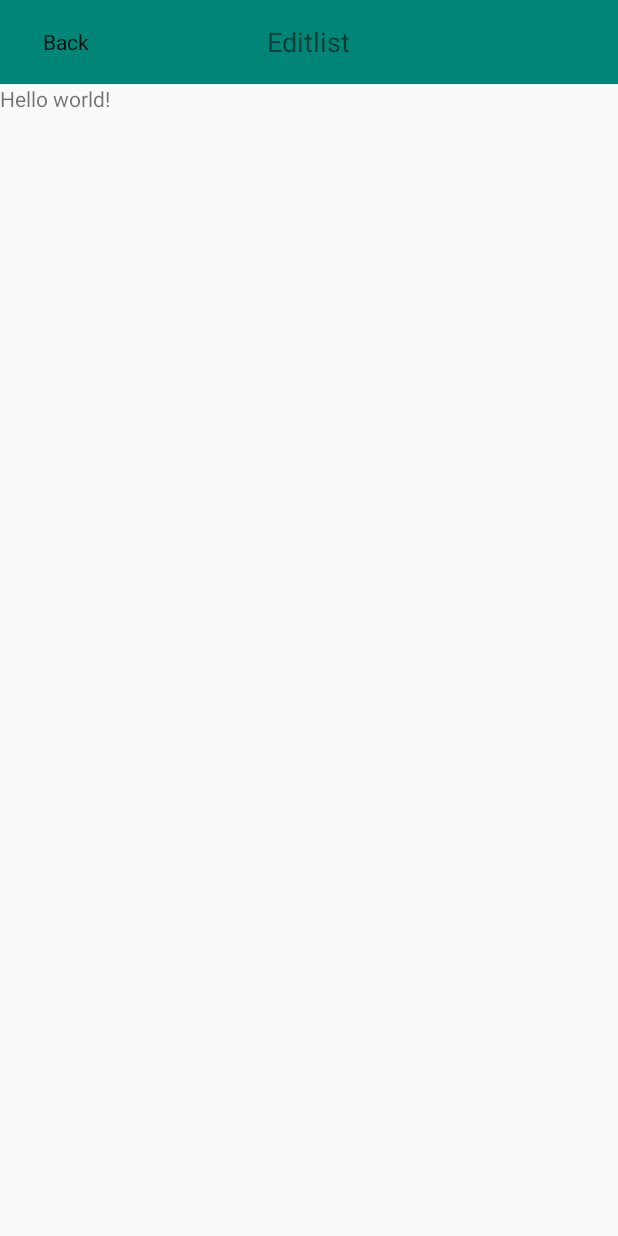
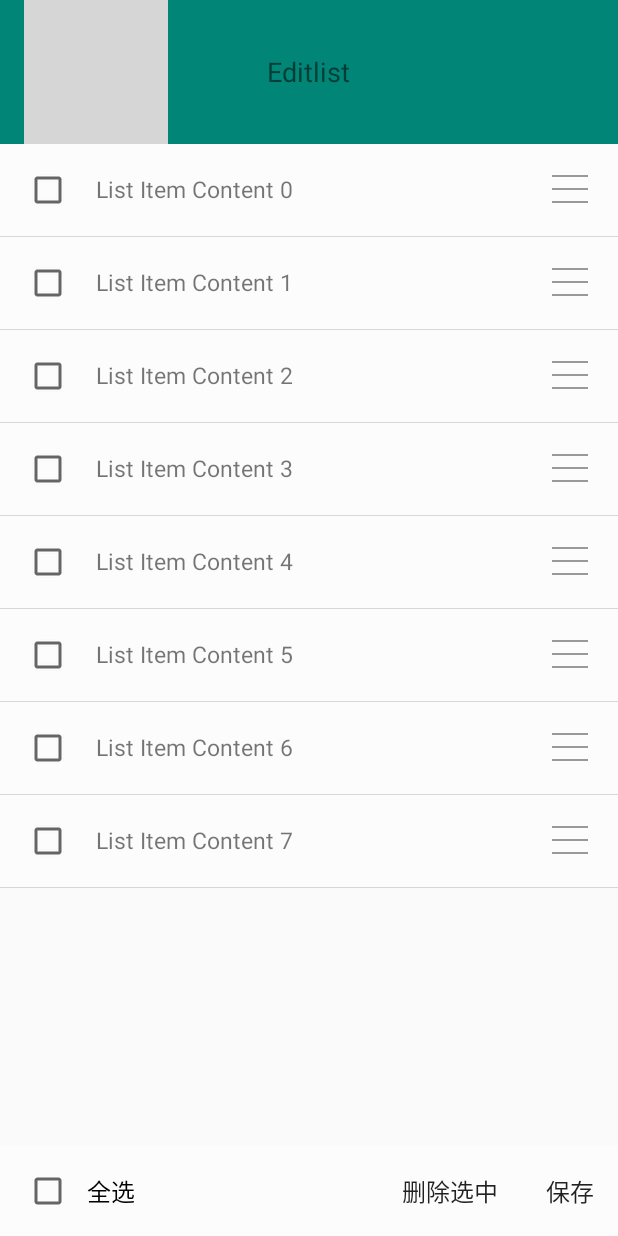
Before and after one commit to ghplove/DragSortListView, an Android app: the screen it shows after launch (EditlistActivity), after a tap on "EDIT", on a phone screen of 412 x 824 dp. Run offline under Robolectric (Android 15) with nearby library versions, the phone set to English and light mode, and no system bars; our stand-ins replace ButterKnife; grey boxes are pictures that could not be loaded.

Commit message:
add EditListActivity

```diff
--- a/app/src/main/java/com/lr/ghp/dragsortlistview/activity/EditlistActivity.java
+++ b/app/src/main/java/com/lr/ghp/dragsortlistview/activity/EditlistActivity.java
@@ -8,6 +8,12 @@ import android.view.MenuItem;
 import android.widget.Button;
 
 import com.lr.ghp.dragsortlistview.R;
+import com.lr.ghp.dragsortlistview.adapter.EditListAdapter;
+import com.lr.ghp.dragsortlistview.modle.ListItem;
+import com.mobeta.android.dslv.DragSortListView;
+
+import java.util.ArrayList;
+import java.util.List;
 
 import butterknife.ButterKnife;
 import butterknife.InjectView;
@@ -15,14 +21,25 @@ import butterknife.OnClick;
 
 public class EditlistActivity extends ActionBarActivity {
     @InjectView(R.id.my_awesome_toolbar)Toolbar toolbar;
+    @InjectView(R.id.editListView)DragSortListView editListView;
+    private List<ListItem> listItems=new ArrayList<ListItem>();
+    private List<ListItem> saveListItems=new ArrayList<ListItem>();//最后保存的顺序list
+    private List<ListItem> deleteListItems=new ArrayList<ListItem>();//本地删除的list
+    private EditListAdapter editListAdapter;
     @Override
     protected void onCreate(Bundle savedInstanceState) {
         super.onCreate(savedInstanceState);
         setContentView(R.layout.activity_editlist);
         ButterKnife.inject(this);
         setSupportActionBar(toolbar);
+        listItems= (List<ListItem>) getIntent().getSerializableExtra("listData");
+        initView();
     }
     @OnClick(R.id.backBtn) void goBack(){
         this.finish();
     }
+    private void initView(){
+        editListAdapter=new EditListAdapter(this,listItems);
+        editListView.setAdapter(editListAdapter);
+    }
 }
--- a/app/src/main/java/com/lr/ghp/dragsortlistview/activity/MainActivity.java
+++ b/app/src/main/java/com/lr/ghp/dragsortlistview/activity/MainActivity.java
@@ -6,12 +6,14 @@ import android.os.Bundle;
 import android.support.v7.widget.Toolbar;
 import android.widget.Button;
 import android.widget.ListView;
+import android.widget.Toast;
 
 import com.lr.ghp.dragsortlistview.R;
 import com.lr.ghp.dragsortlistview.adapter.MainAdapter;
 import com.lr.ghp.dragsortlistview.modle.ListItem;
 import com.lr.ghp.dragsortlistview.util.DataListMeth;
 
+import java.io.Serializable;
 import java.util.ArrayList;
 import java.util.List;
 
@@ -46,8 +48,14 @@ public class MainActivity extends ActionBarActivity {
     }
 
     @OnClick(R.id.editBtn) void editClick(){
-        Intent intent=new Intent(this,EditlistActivity.class);
-        startActivity(intent);
+        if(listItems.size()>0){
+            Intent intent=new Intent(this,EditlistActivity.class);
+            intent.putExtra("listData", (Serializable) listItems);
+            startActivity(intent);
+        }else{
+            Toast.makeText(this, "没有数据，不能编辑", Toast.LENGTH_SHORT).show();
+        }
+
     }
 
     private List<ListItem> sortList(List<ListItem> listItems){
--- /dev/null
+++ b/app/src/main/java/com/lr/ghp/dragsortlistview/adapter/EditListAdapter.java
@@ -0,0 +1,94 @@
+package com.lr.ghp.dragsortlistview.adapter;
+
+import android.content.Context;
+import android.view.LayoutInflater;
+import android.view.View;
+import android.view.ViewGroup;
+import android.widget.BaseAdapter;
+import android.widget.CheckedTextView;
+import android.widget.TextView;
+
+import com.lr.ghp.dragsortlistview.R;
+import com.lr.ghp.dragsortlistview.modle.ListItem;
+
+import java.util.List;
+
+import butterknife.ButterKnife;
+import butterknife.InjectView;
+
+/**
+ * Created by ghp on 15/11/10.
+ */
+public class EditListAdapter extends BaseAdapter {
+    private Context context;
+    private List<ListItem> listItems;
+    private LayoutInflater inflater;
+
+    public EditListAdapter(Context context, List<ListItem> listItems) {
+        this.context = context;
+        this.listItems = listItems;
+        this.inflater=LayoutInflater.from(context);
+    }
+
+    public void UpdateAdapter(List<ListItem> listItems){
+        this.listItems=listItems;
+        notifyDataSetChanged();
+    }
+
+    @Override
+    public int getCount() {
+        return listItems.size();
+    }
+
+    @Override
+    public Object getItem(int position) {
+        return listItems.get(position);
+    }
+
+    @Override
+    public long getItemId(int position) {
+        return position;
+    }
+
+    @Override
+    public View getView(int position, View convertView, ViewGroup parent) {
+        final ListItem listItem= (ListItem) getItem(position);
+        final ViewHolder holder;
+
+        if (convertView != null) {
+            holder = (ViewHolder) convertView.getTag();
+        } else {
+            convertView = inflater.inflate(R.layout.edit_item_layout, parent, false);
+            holder = new ViewHolder(convertView);
+            holder.deleteBtn.setCheckMarkDrawable(R.drawable.abc_btn_check_material);
+            convertView.setTag(holder);
+        }
+        holder.itemContent.setText(listItem.getItemContent());
+        return convertView;
+    }
+    static class ViewHolder{
+        @InjectView(R.id.deleteBtn)CheckedTextView deleteBtn;
+        @InjectView(R.id.itemContent) TextView itemContent;
+
+        public ViewHolder(View view) {
+            ButterKnife.inject(this,view);
+        }
+    }
+    public List<ListItem> getFundMyOptionals() {
+        return listItems;
+    }
+
+    public void remove(int arg0) {//删除指定位置的item
+        listItems.remove(arg0);
+        this.notifyDataSetChanged();//不要忘记更改适配器对象的数据源
+    }
+
+    public void insert(ListItem item, int arg0) {//在指定位置插入item
+        listItems.add(arg0, item);
+        this.notifyDataSetChanged();
+    }
+    public interface AddAllCheckedListener{
+        void onComplete(boolean b);
+
+    }
+}
--- a/app/src/main/java/com/lr/ghp/dragsortlistview/modle/ListItem.java
+++ b/app/src/main/java/com/lr/ghp/dragsortlistview/modle/ListItem.java
@@ -1,9 +1,11 @@
 package com.lr.ghp.dragsortlistview.modle;
+
+import java.io.Serializable;
 
 /**
  * Created by ghp on 15/11/10.
  */
-public class ListItem {
+public class ListItem implements Serializable{
     private String id;//ID
     private int order;//顺序
     private String itemContent;//内容
--- a/app/src/main/res/layout/activity_editlist.xml
+++ b/app/src/main/res/layout/activity_editlist.xml
@@ -1,5 +1,6 @@
 <RelativeLayout xmlns:android="http://schemas.android.com/apk/res/android"
     xmlns:tools="http://schemas.android.com/tools"
+    xmlns:dslv="http://schemas.android.com/apk/res-auto"
     android:layout_width="match_parent"
     android:layout_height="match_parent"
     tools:context="com.lr.ghp.dragsortlistview.activity.EditlistActivity">
@@ -14,12 +15,19 @@
             android:layout_height="wrap_content"
             android:layout_marginRight="@dimen/abc_action_bar_content_inset_material"
             android:gravity="center_vertical">
-            <Button
+            <ImageView
                 android:id="@+id/backBtn"
                 android:layout_width="wrap_content"
                 android:layout_height="wrap_content"
-                style="?attr/toolbarNavigationButtonStyle"
-                android:text="@string/back_str"/>
+                android:src="@drawable/abc_ic_ab_back_mtrl_am_alpha"
+                android:layout_centerVertical="true"/>
+            <!--<Button-->
+                <!--android:id="@+id/backBtn"-->
+                <!--android:layout_width="wrap_content"-->
+                <!--android:layout_height="wrap_content"-->
+                <!--android:layout_toRightOf="@id/backImg"-->
+                <!--style="?attr/toolbarNavigationButtonStyle"-->
+                <!--android:text="@string/back_str"/>-->
             <TextView
                 android:layout_width="wrap_content"
                 android:layout_height="wrap_content"
@@ -30,10 +38,75 @@
 
     </android.support.v7.widget.Toolbar>
 
-    <TextView
-        android:text="@string/hello_world"
-        android:layout_width="wrap_content"
-        android:layout_height="wrap_content"
-        android:layout_below="@id/my_awesome_toolbar"/>
+    <RelativeLayout
+        android:id="@+id/editport_bottomlayout"
+        android:layout_width="match_parent"
+        android:layout_height="60dp"
+        android:background="@color/bright_foreground_disabled_material_dark"
+        android:paddingLeft="16dp"
+        android:layout_alignParentBottom="true">
+        <CheckBox
+            android:id="@+id/allDeleteBtn"
+            android:layout_width="wrap_content"
+            android:layout_height="wrap_content"
+            android:layout_alignParentLeft="true"
+            android:layout_centerVertical="true"
+            android:paddingTop="10dp"
+            android:paddingBottom="10dp"
+            android:paddingLeft="10dp"
+            android:paddingRight="20dp"
+            android:text="全选"
+            android:textSize="16sp"
+            android:background="@null"
+            style="?attr/checkboxStyle"/>
+        <TextView
+            android:id="@+id/saveEditBtn"
+            android:layout_width="wrap_content"
+            android:layout_height="wrap_content"
+            android:layout_alignParentRight="true"
+            android:layout_centerVertical="true"
+            android:paddingTop="10dp"
+            android:paddingBottom="10dp"
+            android:paddingLeft="16dp"
+            android:paddingRight="16dp"
+            android:text="保存"
+            android:textSize="16sp"
+            android:textColor="@color/primary_text_default_material_light"/>
+        <TextView
+            android:id="@+id/ensureDeleteBtn"
+            android:layout_width="wrap_content"
+            android:layout_height="wrap_content"
+            android:layout_toLeftOf="@id/saveEditBtn"
+            android:text="删除选中"
+            android:textSize="16sp"
+            android:textColor="@color/primary_text_default_material_light"
+            android:layout_centerVertical="true"
+            android:paddingTop="10dp"
+            android:paddingBottom="10dp"
+            android:paddingLeft="16dp"
+            android:paddingRight="16dp"
+            />
+    </RelativeLayout>
+    <com.mobeta.android.dslv.DragSortListView
+        android:id="@+id/editListView"
+        android:layout_width="match_parent"
+        android:layout_height="match_parent"
+        android:layout_below="@id/my_awesome_toolbar"
+        android:divider="@color/secondary_text_disabled_material_light"
+        android:dividerHeight="0.5dp"
+        android:gravity="bottom"
+        dslv:collapsed_height="1px"
+        dslv:click_remove_id="@+id/deleteBtn"
+        dslv:drag_handle_id="@+id/locationChangeImg"
+        dslv:float_background_color="@color/primary_text_disabled_material_dark"
+        dslv:float_alpha="0.6"
+        android:choiceMode="multipleChoice"
+        android:layout_above="@id/editport_bottomlayout"
+        >
+
+    </com.mobeta.android.dslv.DragSortListView>
+    <!--click_remove_id左边红色删除按钮的ID
+    drag_handle_id 最右边拖动按钮的id。
+    float_background_color:拖动View的背景色-->
 
 </RelativeLayout>
--- /dev/null
+++ b/app/src/main/res/layout/edit_item_layout.xml
@@ -0,0 +1,44 @@
+<?xml version="1.0" encoding="utf-8"?>
+<com.mobeta.android.dslv.CheckableRelativeLayout xmlns:android="http://schemas.android.com/apk/res/android"
+    android:orientation="horizontal"
+    android:layout_width="match_parent"
+    android:layout_height="61dp"
+    android:background="@color/bright_foreground_disabled_material_dark">
+    <CheckedTextView
+        android:id="@+id/deleteBtn"
+        android:checkMark="?android:attr/listChoiceIndicatorMultiple"
+        android:layout_width="wrap_content"
+        android:layout_height="61dp"
+        android:textAppearance="?android:attr/textAppearanceMedium"
+        android:gravity="center_vertical"
+        android:layout_centerVertical="true"
+        android:paddingLeft="16dp"
+        android:paddingRight="16dp" />
+    <RelativeLayout
+        android:id="@+id/my_optional_layout"
+        android:layout_width="match_parent"
+        android:layout_height="60dp"
+        android:layout_toRightOf="@id/deleteBtn"
+        android:paddingRight="16dp">
+        <TextView
+            android:id="@+id/itemContent"
+            android:layout_width="wrap_content"
+            android:layout_height="wrap_content"
+            android:layout_centerVertical="true"
+            android:textSize="15sp"
+            android:text="@null"/>
+
+        <RelativeLayout
+            android:id="@id/locationChangeImg"
+            android:layout_width="match_parent"
+            android:layout_height="match_parent">
+            <ImageView
+                android:layout_width="wrap_content"
+                android:layout_height="wrap_content"
+                android:src="@mipmap/icon_menu_focused"
+                android:layout_centerVertical="true"
+                android:layout_alignParentRight="true"
+                />
+        </RelativeLayout>
+    </RelativeLayout>
+</com.mobeta.android.dslv.CheckableRelativeLayout>
```
Also changed, not shown: app/src/main/res/mipmap-hdpi/icon_menu_focused.png (added).
